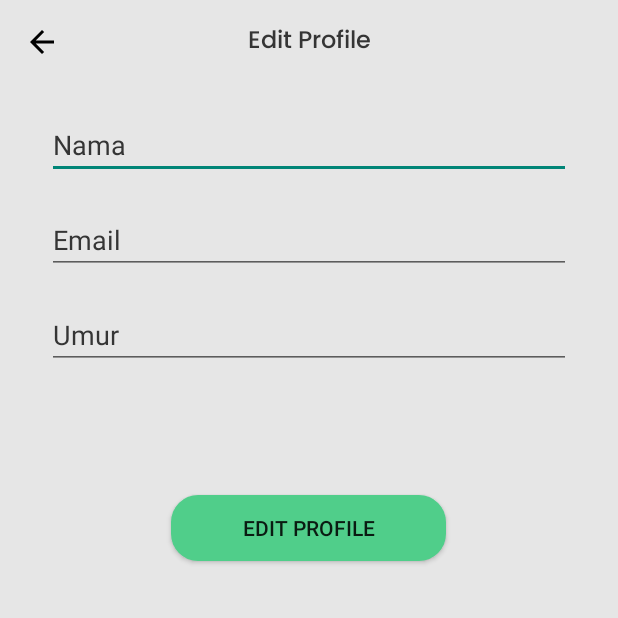
After one commit to Madeean/BigBoss, an Android app: the PengontrakEditProfile screen opened directly, with no data from a screen before it, on a phone screen of 412 x 824 dp, the top half of it. The commit adds this screen. Run offline under Robolectric (Android 15) with nearby library versions, the phone set to English and light mode, and no system bars.

Commit message:
edit profile pengontrak

```diff
--- a/app/build.gradle
+++ b/app/build.gradle
@@ -25,12 +25,17 @@ android {
         sourceCompatibility JavaVersion.VERSION_1_8
         targetCompatibility JavaVersion.VERSION_1_8
     }
+    buildFeatures {
+        viewBinding true
+    }
 }
 
 dependencies {
     implementation 'androidx.appcompat:appcompat:1.5.1'
     implementation 'com.google.android.material:material:1.6.1'
     implementation 'androidx.constraintlayout:constraintlayout:2.1.4'
+    implementation 'androidx.navigation:navigation-fragment:2.5.2'
+    implementation 'androidx.navigation:navigation-ui:2.5.2'
     testImplementation 'junit:junit:4.13.2'
     androidTestImplementation 'androidx.test.ext:junit:1.1.3'
     androidTestImplementation 'androidx.test.espresso:espresso-core:3.4.0'
--- a/app/src/main/AndroidManifest.xml
+++ b/app/src/main/AndroidManifest.xml
@@ -13,6 +13,11 @@
         android:supportsRtl="true"
         android:theme="@style/Theme.BigBoss"
         tools:targetApi="31">
+        <activity
+            android:name=".pengontrak.PengontrakEditProfile"
+            android:exported="false"
+            android:label="@string/title_activity_pengontrak_edit_profile"
+            android:theme="@style/Theme.BigBoss.NoActionBar" />
         <activity
             android:name=".pengontrak.PengontrakHomeActivity"
             android:exported="false" />
--- /dev/null
+++ b/app/src/main/java/umn/ac/bigboss/pengontrak/PengontrakEditProfile.java
@@ -0,0 +1,44 @@
+package umn.ac.bigboss.pengontrak;
+
+import androidx.appcompat.app.AppCompatActivity;
+import androidx.appcompat.widget.Toolbar;
+
+import android.content.Intent;
+import android.os.Bundle;
+import android.view.View;
+import android.widget.TextView;
+
+import umn.ac.bigboss.LoginActivity;
+import umn.ac.bigboss.R;
+import umn.ac.bigboss.RegisterActivity;
+
+public class PengontrakEditProfile extends AppCompatActivity {
+    Toolbar my_toolbar;
+    TextView my_toolbar_title;
+    @Override
+    protected void onCreate(Bundle savedInstanceState) {
+        super.onCreate(savedInstanceState);
+        setContentView(R.layout.activity_pengontrak_edit_profile);
+        my_toolbar = findViewById(R.id.my_toolbar_edit_profile_pengontrak);
+        my_toolbar_title = my_toolbar.findViewById(R.id.my_toolbar_title);
+        my_toolbar.setBackgroundColor(getResources().getColor(R.color.abuabumuda));
+
+
+        my_toolbar_title.setText("Edit Profile");
+        my_toolbar_title.setTextColor(getResources().getColor(R.color.hitam));
+        my_toolbar_title.setTextSize(16);
+        setSupportActionBar(my_toolbar);
+        getSupportActionBar().setDisplayShowTitleEnabled(false);
+
+        my_toolbar.setNavigationIcon(getResources().getDrawable(R.drawable.arrow_back_hitam));
+
+        my_toolbar.setNavigationOnClickListener(new View.OnClickListener() {
+            @Override
+            public void onClick(View v) {
+                Intent inten = new Intent(PengontrakEditProfile.this, PengontrakHome.class);
+
+                startActivity(inten);
+            }
+        });
+    }
+}
--- /dev/null
+++ b/app/src/main/res/layout/activity_pengontrak_edit_profile.xml
@@ -0,0 +1,57 @@
+<?xml version="1.0" encoding="utf-8"?>
+<RelativeLayout xmlns:android="http://schemas.android.com/apk/res/android"
+    xmlns:app="http://schemas.android.com/apk/res-auto"
+    xmlns:tools="http://schemas.android.com/tools"
+    android:layout_width="match_parent"
+    android:layout_height="match_parent"
+    android:background="@color/abuabumuda"
+    tools:context=".pengontrak.PengontrakEditProfile">
+
+    <include
+        android:id="@+id/my_toolbar_edit_profile_pengontrak"
+        layout="@layout/mytoolbar" />
+
+    <EditText
+        android:id="@+id/edit_profile_nama_pengontrak"
+        android:textColorHint="@color/hitam"
+        android:hint="Nama"
+        android:layout_marginHorizontal="31dp"
+        android:layout_marginTop="18dp"
+        android:layout_below="@id/my_toolbar_edit_profile_pengontrak"
+        android:layout_width="match_parent"
+        android:layout_height="wrap_content"/>
+
+    <EditText
+        android:id="@+id/edit_profile_email_pengontrak"
+        android:textColorHint="@color/hitam"
+        android:hint="Email"
+        android:layout_marginHorizontal="31dp"
+        android:layout_marginTop="18dp"
+        android:layout_below="@id/edit_profile_nama_pengontrak"
+        android:layout_width="match_parent"
+        android:layout_height="wrap_content"/>
+
+    <EditText
+        android:inputType="number"
+        android:id="@+id/edit_profile_umur_pengontrak"
+        android:textColorHint="@color/hitam"
+        android:hint="Umur"
+        android:layout_marginHorizontal="31dp"
+        android:layout_marginTop="18dp"
+        android:layout_below="@id/edit_profile_email_pengontrak"
+        android:layout_width="match_parent"
+        android:layout_height="wrap_content"/>
+
+    <Button
+        android:layout_marginTop="84dp"
+        android:layout_centerHorizontal="true"
+        android:layout_below="@id/edit_profile_umur_pengontrak"
+        android:backgroundTint="@color/hijau"
+        android:background="@drawable/radius_btn_login"
+        android:text="Edit Profile"
+        android:layout_width="183dp"
+        android:layout_height="44dp"/>
+
+
+
+</RelativeLayout>
--- /dev/null
+++ b/app/src/main/res/values-land/dimens.xml
@@ -0,0 +1,3 @@
+<resources>
+      <dimen name="fab_margin">48dp</dimen>
+   </resources>
--- /dev/null
+++ b/app/src/main/res/values-w1240dp/dimens.xml
@@ -0,0 +1,3 @@
+<resources>
+      <dimen name="fab_margin">200dp</dimen>
+   </resources>
--- /dev/null
+++ b/app/src/main/res/values-w600dp/dimens.xml
@@ -0,0 +1,3 @@
+<resources>
+      <dimen name="fab_margin">48dp</dimen>
+   </resources>
--- /dev/null
+++ b/app/src/main/res/values/dimens.xml
@@ -0,0 +1,3 @@
+<resources>
+      <dimen name="fab_margin">16dp</dimen>
+   </resources>
--- a/app/src/main/res/values/themes.xml
+++ b/app/src/main/res/values/themes.xml
@@ -13,4 +13,10 @@
         <item name="android:statusBarColor" tools:targetApi="l">?attr/colorPrimaryVariant</item>
         <!-- Customize your theme here. -->
     </style>
+    <style name="Theme.BigBoss.NoActionBar">
+        <item name="windowActionBar">false</item>
+        <item name="windowNoTitle">true</item>
+    </style>
+    <style name="Theme.BigBoss.AppBarOverlay" parent="ThemeOverlay.AppCompat.Dark.ActionBar" />
+    <style name="Theme.BigBoss.PopupOverlay" parent="ThemeOverlay.AppCompat.Light" />
 </resources>
```
Also changed, not shown: app/src/main/java/umn/ac/bigboss/pengontrak/PengontrakSetting.java (+10 -1 lines), app/src/main/res/navigation/nav_graph.xml (added, +28 -0 lines), app/src/main/res/values/strings.xml (+9 -0 lines).
